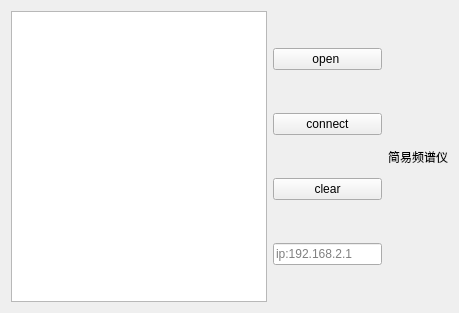
Above: sources/forms/device_config.ui from lone-boy/Spectrum before the change. Below: the same form after it.
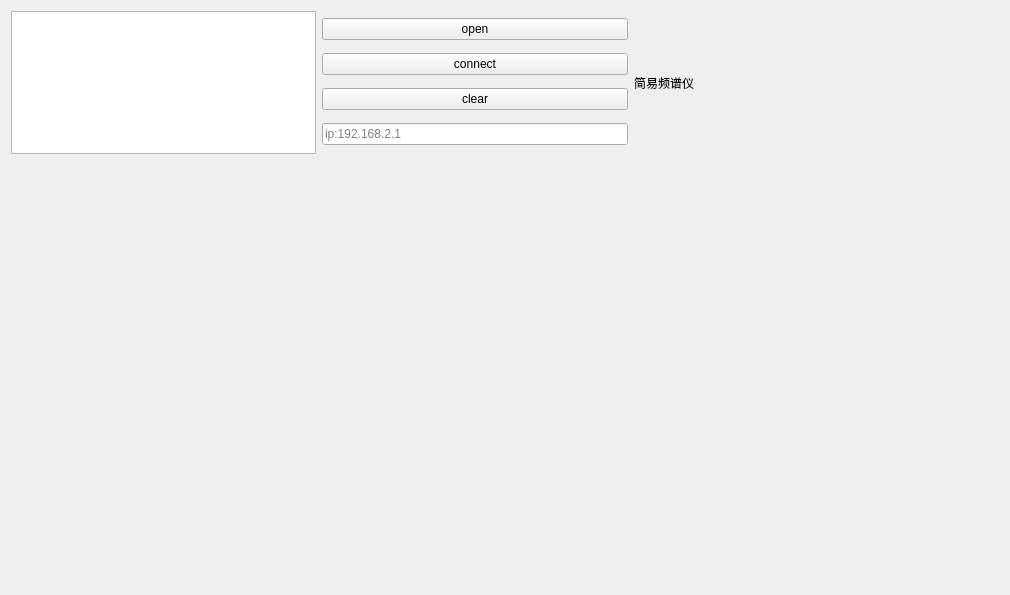
That is the form after the change.

Commit message: add button control

```diff
--- a/sources/forms/device_config.ui
+++ b/sources/forms/device_config.ui
@@ -6,34 +6,35 @@
    <rect>
     <x>0</x>
     <y>0</y>
-    <width>459</width>
-    <height>313</height>
+    <width>1010</width>
+    <height>595</height>
    </rect>
   </property>
   <property name="windowTitle">
    <string>device_config</string>
   </property>
   <layout class="QGridLayout" name="gridLayout">
-   <item row="0" column="3">
-    <widget class="QLabel" name="label">
-     <property name="text">
-      <string>简易频谱仪</string>
-     </property>
-    </widget>
-   </item>
    <item row="0" column="0">
+    <layout class="QVBoxLayout" name="verticalLayout_7" stretch="1,3">
+     <item>
+      <layout class="QHBoxLayout" name="horizontalLayout">
+       <item>
+        <layout class="QVBoxLayout" name="verticalLayout_4">
+         <item>
     <widget class="QTextEdit" name="textEdit">
      <property name="readOnly">
       <bool>false</bool>
      </property>
     </widget>
    </item>
-   <item row="0" column="2">
-    <layout class="QVBoxLayout" name="verticalLayout_3" stretch="1,0,0,0">
+        </layout>
+       </item>
+       <item>
+        <layout class="QVBoxLayout" name="verticalLayout_3" stretch="0,0,0,0">
      <item>
       <widget class="QPushButton" name="button_open">
        <property name="text">
-        <string>open </string>
+            <string>open</string>
        </property>
       </widget>
      </item>
@@ -57,6 +58,76 @@
         <string>ip:192.168.2.1</string>
        </property>
       </widget>
+         </item>
+        </layout>
+       </item>
+       <item>
+        <layout class="QVBoxLayout" name="verticalLayout_5">
+         <item>
+          <widget class="QLabel" name="label">
+           <property name="text">
+            <string>简易频谱仪</string>
+           </property>
+          </widget>
+         </item>
+        </layout>
+       </item>
+       <item>
+        <layout class="QVBoxLayout" name="verticalLayout_6">
+         <item>
+          <spacer name="horizontalSpacer_6">
+           <property name="orientation">
+            <enum>Qt::Horizontal</enum>
+           </property>
+           <property name="sizeHint" stdset="0">
+            <size>
+             <width>40</width>
+             <height>20</height>
+            </size>
+           </property>
+          </spacer>
+         </item>
+        </layout>
+       </item>
+      </layout>
+     </item>
+     <item>
+      <layout class="QHBoxLayout" name="horizontalLayout_2">
+       <item>
+        <layout class="QVBoxLayout" name="verticalLayout">
+         <item>
+          <spacer name="horizontalSpacer">
+           <property name="orientation">
+            <enum>Qt::Horizontal</enum>
+           </property>
+           <property name="sizeHint" stdset="0">
+            <size>
+             <width>40</width>
+             <height>20</height>
+            </size>
+           </property>
+          </spacer>
+         </item>
+        </layout>
+       </item>
+       <item>
+        <layout class="QVBoxLayout" name="verticalLayout_2">
+         <item>
+          <spacer name="horizontalSpacer_2">
+           <property name="orientation">
+            <enum>Qt::Horizontal</enum>
+           </property>
+           <property name="sizeHint" stdset="0">
+            <size>
+             <width>40</width>
+             <height>20</height>
+            </size>
+           </property>
+          </spacer>
+         </item>
+        </layout>
+       </item>
+      </layout>
      </item>
     </layout>
    </item>
```
Lines whose indentation alone changed are shown as unchanged. The commit also changes 5 other files.
